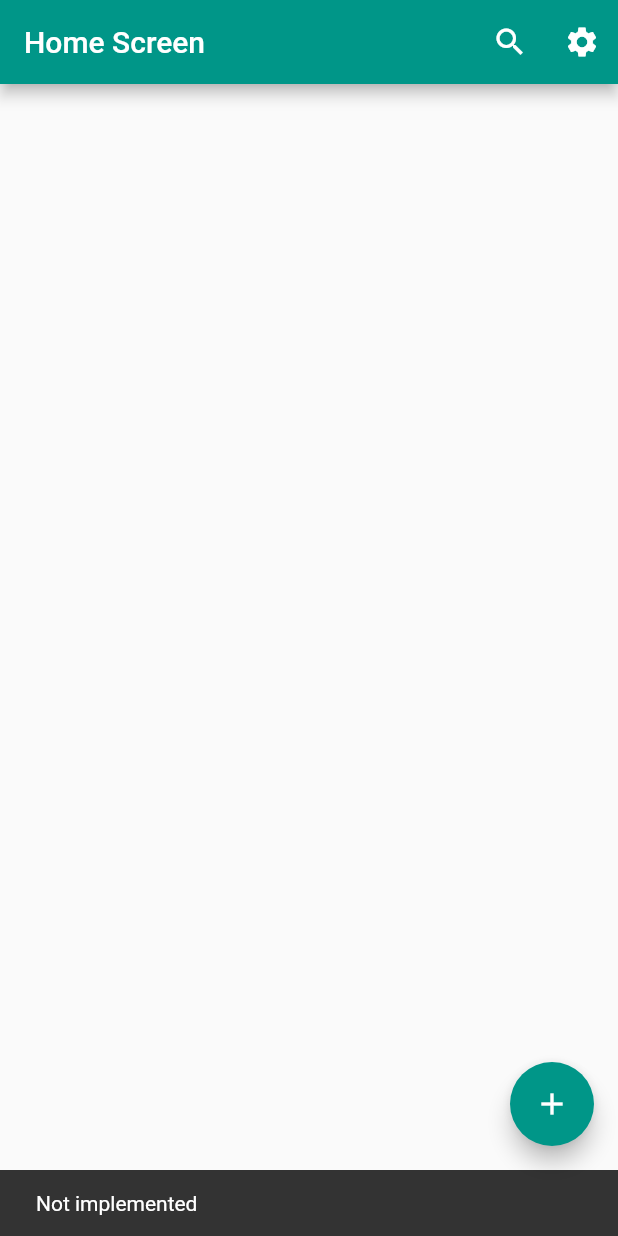
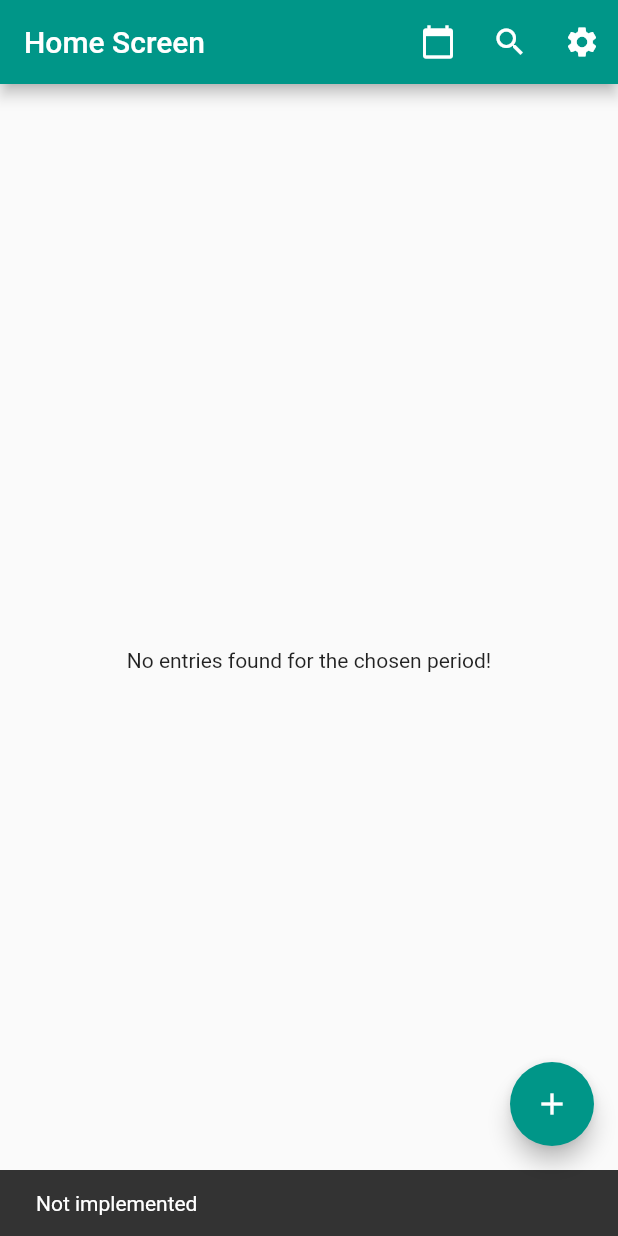
Before and after one commit to mpgamelas/clear_diary, a Flutter app: the screen it shows after launch, after a tap on the "search" icon, on a phone screen of 412 x 824 dp. Run offline on Flutter 3.47's test engine with Material 2 defaults, Android fonts, the phone set to English and light mode, and no system bars; our stand-ins replace flutter_form_builder, settings_ui, sqflite; missing offline and left inert: flutter_tagging; accounts and stored records are empty; statements that could not run were skipped.

Commit message:
Date picker range implemented in home screen
Signed-off-by: mpgamelas <mariogamelas.info@gmail.com>

```diff
--- a/lib/home_state.dart
+++ b/lib/home_state.dart
@@ -5,9 +5,8 @@ import 'models/entry_model.dart';
 
 ///Holds the state for the Home screen
 ///Does not seem like the best idea, but as longs as it works it should be fine for now.
-///todo: change the query dates.
 class HomeState with ChangeNotifier {
-  List<EntryModel> _homeEntriesList = [];
+  List<EntryModel> _homeEntriesList;
 
   List<EntryModel> get homeEntriesList => _homeEntriesList;
 
@@ -17,7 +16,7 @@ class HomeState with ChangeNotifier {
 
   ///Default query for entries in the current month to the last month of the year
   void queryEntries() {
-    //todo: parameters here
+    //todo: parameters here to change the query dates.
 
     DateTime now = DateTime.now();
     DateTime currentMonthStart = DateTime(now.year, now.month);
--- a/lib/screens/home.dart
+++ b/lib/screens/home.dart
@@ -41,6 +41,11 @@ class _HomeBodyState extends State<HomeBody> {
   Widget build(BuildContext context) {
     return Consumer<HomeState>(
       builder: (context, global, child) {
+        if (global.homeEntriesList == null) {
+          return Center(child: CircularProgressIndicator());
+        }
+
+        if (global.homeEntriesList.isNotEmpty) {
           return ListView.builder(
             padding: EdgeInsets.all(8.0),
             itemCount: global.homeEntriesList.length,
@@ -48,6 +53,9 @@ class _HomeBodyState extends State<HomeBody> {
               return EntryCard(global.homeEntriesList[index]);
             },
           );
+        } else {
+          return Center(child: Text(Strings.noEntriesForPeriod));
+        }
       },
     );
   }
@@ -55,11 +63,37 @@ class _HomeBodyState extends State<HomeBody> {
 
 ///AppBar of the Initialscreen.
 class HomeAppBar extends StatelessWidget implements PreferredSizeWidget {
+  void _selectDate(BuildContext context) async {
+    DateTime now = DateTime.now();
+    DateTime currentMonthStart = DateTime(now.year, now.month);
+    DateTime currentYearEnd = DateTime(now.year, 12, 31, 11);
+
+    DateTimeRange picked = await showDateRangePicker(
+      context: context,
+      firstDate: DateTime(2010),
+      lastDate: DateTime(DateTime.now().year + 5),
+      initialDateRange: DateTimeRange(
+        end: currentYearEnd,
+        start: currentMonthStart,
+      ),
+    );
+
+    Provider.of<HomeState>(context, listen: false)
+        .queryEntriesRange(picked.start, picked.end);
+  }
+
   @override
   Widget build(BuildContext context) {
     return AppBar(
       title: Text(Strings.homeScreenTitle),
       actions: <Widget>[
+        IconButton(
+          icon: const Icon(Icons.calendar_today),
+          tooltip: Strings.setRangeDate,
+          onPressed: () {
+            _selectDate(context);
+          },
+        ),
         IconButton(
           icon: const Icon(Icons.search),
           tooltip: Strings.search,
--- a/lib/values/strings.dart
+++ b/lib/values/strings.dart
@@ -5,6 +5,9 @@ class Strings {
   static const String addEntry = 'Add entry';
   static const String settings = 'Settings';
   static const String search = 'Search';
+  static const String setRangeDate = 'Set Range of dates in the entry query';
+  static const String noEntriesForPeriod =
+      'No entries found for the chosen period!';
   static const String newEntry = 'New Entry';
   static const String updateEntry = 'Update Entry';
   static const String entryTitle = 'Entry Title';
@@ -15,6 +18,7 @@ class Strings {
   static const String addNewTag = 'Add New Tag';
   static const String anErrorOcurred = 'An error has ocurred!';
 
+  //Preferences screen strings
   static const String preferences = 'Preferences';
   static const String backup = 'Backup';
   static const String restore = 'Restore';
```
Lines whose indentation alone changed are shown as unchanged.
